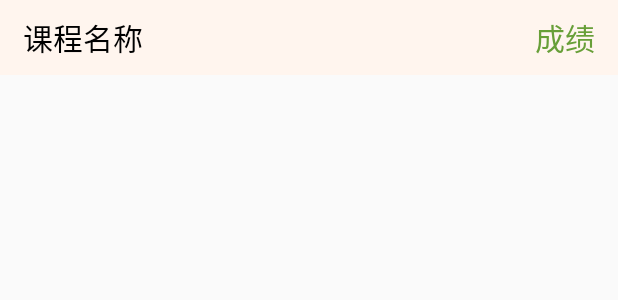
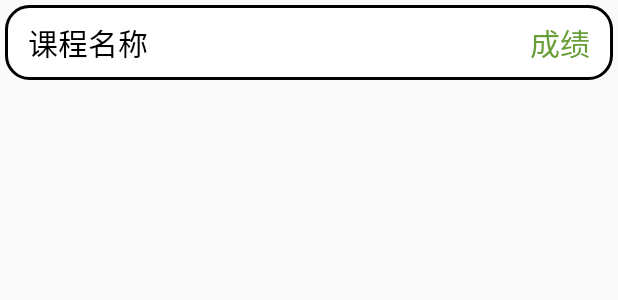
Before and after one commit to kevintychus28/-, an Android app: the layout item_score.xml on its own in the app's theme, with its tools: preview values and no code run, on a phone screen of 412 x 824 dp. Shown: the top 300 px of the screen. Run offline under Robolectric (Android 15) with nearby library versions, the phone set to English and light mode, and no system bars.

Commit message:
UI调整

```diff
--- a/app/src/main/res/drawable/bar_background.xml
+++ /dev/null
@@ -1,9 +0,0 @@
-<selector xmlns:android="http://schemas.android.com/apk/res/android" xmlns:app="http://schemas.android.com/apk/res-auto">
-
-    <!--未点击的颜色-->
-    <item android:drawable="@color/bottom_bar" android:state_pressed="false" />
-
-    <!--点击后的颜色-->
-    <item android:drawable="@color/bottom_bar_selected" android:state_pressed="true" />
-
-</selector>
--- /dev/null
+++ b/app/src/main/res/drawable/score_item.xml
@@ -0,0 +1,9 @@
+<?xml version="1.0" encoding="utf-8"?>
+<shape xmlns:android="http://schemas.android.com/apk/res/android"
+    android:shape="rectangle">
+
+    <stroke android:width="2dip" android:color="#000000" />
+    <solid android:color="#ffffff"/>
+    <corners android:radius="15dip" />
+
+</shape>
--- a/app/src/main/res/layout/item_course.xml
+++ b/app/src/main/res/layout/item_course.xml
@@ -7,7 +7,7 @@
     <ImageView
         android:layout_width="wrap_content"
         android:layout_height="wrap_content"
-        android:background="@mipmap/delete" />
+        android:background="@mipmap/user1" />
 
 
     <TextView
--- a/app/src/main/res/layout/item_score.xml
+++ b/app/src/main/res/layout/item_score.xml
@@ -1,39 +1,39 @@
 <?xml version="1.0" encoding="utf-8"?>
-<LinearLayout
-    xmlns:android="http://schemas.android.com/apk/res/android"
+<LinearLayout xmlns:android="http://schemas.android.com/apk/res/android"
     android:layout_width="match_parent"
-    android:layout_height="wrap_content"
-    android:background="#F4FFF5EE">
+    android:layout_height="wrap_content">
 
     <LinearLayout
         android:layout_width="match_parent"
-        android:layout_height="wrap_content">
+        android:layout_height="wrap_content"
+        android:layout_margin="3dp"
+        android:background="@drawable/score_item">
 
         <TextView
             android:id="@+id/item_Name"
             android:layout_width="0dp"
             android:layout_height="wrap_content"
-            android:layout_weight="3"
+            android:layout_marginLeft="15dp"
             android:layout_marginTop="10dp"
             android:layout_marginBottom="10dp"
-            android:layout_marginLeft="15dp"
+            android:layout_weight="3"
             android:gravity="left"
-            android:textSize="20dp"
+            android:text="课程名称"
             android:textColor="@color/black"
-            android:text="课程名称" />
+            android:textSize="20dp" />
 
         <TextView
             android:id="@+id/item_Grade"
             android:layout_width="0dp"
             android:layout_height="wrap_content"
+            android:layout_marginTop="10dp"
+            android:layout_marginRight="15dp"
+            android:layout_marginBottom="10dp"
             android:layout_weight="1"
-            android:layout_marginTop="10dp"
-            android:layout_marginBottom="10dp"
-            android:layout_marginRight="15dp"
             android:gravity="right"
-            android:textSize="20dp"
+            android:text="成绩"
             android:textColor="#689F38"
-            android:text="成绩" />
+            android:textSize="20dp" />
     </LinearLayout>
 
 
--- a/app/src/main/res/values/styles.xml
+++ b/app/src/main/res/values/styles.xml
@@ -1,6 +1,6 @@
 <resources>
 
-    <!-- 选择框自定义主题 -->
+    <!-- 登录页 学生/教师选择 主题 -->
     <style name="select_flex_style">
         <item name="android:layout_width">wrap_content</item>
         <item name="android:layout_height">wrap_content</item>
@@ -12,13 +12,14 @@
         <item name="android:paddingBottom">4dip</item>
         <item name="android:paddingLeft">10dip</item>
         <item name="android:paddingRight">10dip</item>
-        <item name="android:background">@drawable/select_selector</item>
+        <item name="android:background">@drawable/login_radiobutton_select_selector</item>
         <item name="android:button">@null</item>
         <item name="android:gravity">center</item>
         <item name="android:textSize">13sp</item>
         <item name="android:textColor">#fff</item>
     </style>
 
+    <!-- 功能页 底部导航栏按钮 主题 -->
     <style name="TabRadioButton">
         <item name="android:layout_width">0dp</item>
         <item name="android:layout_weight">1</item>
```
Also changed, not shown: app/src/main/res/layout/activity_main.xml (+0 -122 lines), app/src/main/res/drawable/login_radiobutton_select_selector.xml (renamed from app/src/main/res/drawable/select_selector.xml), app/src/main/res/mipmap-xhdpi/delete.png (deleted).
